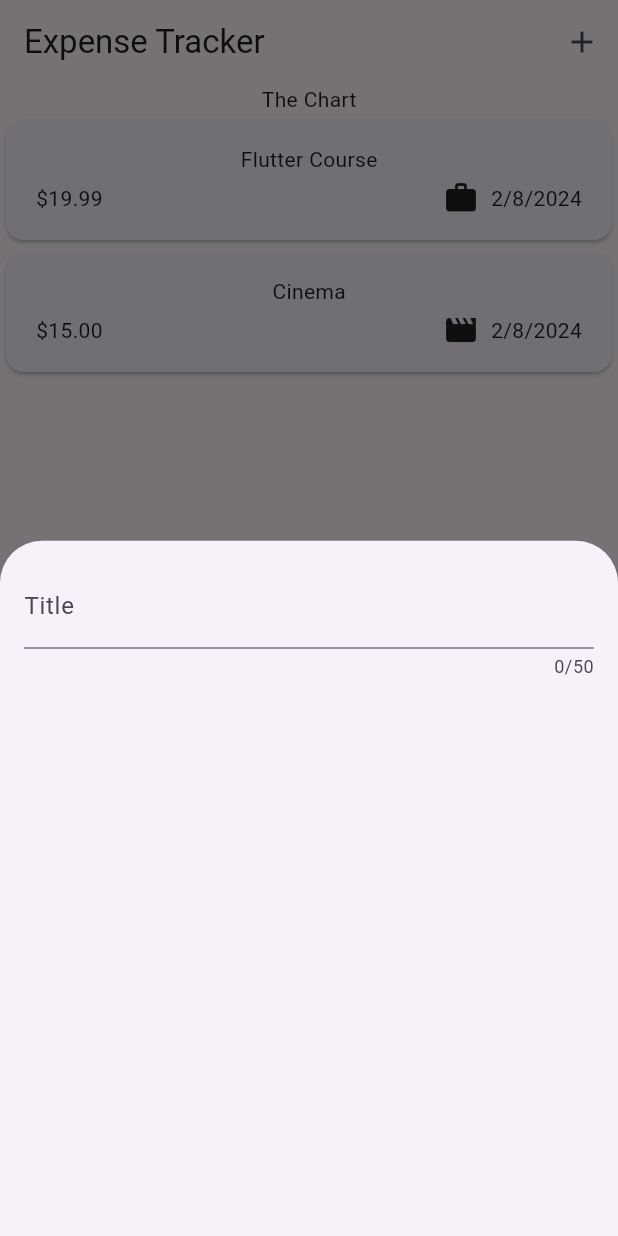
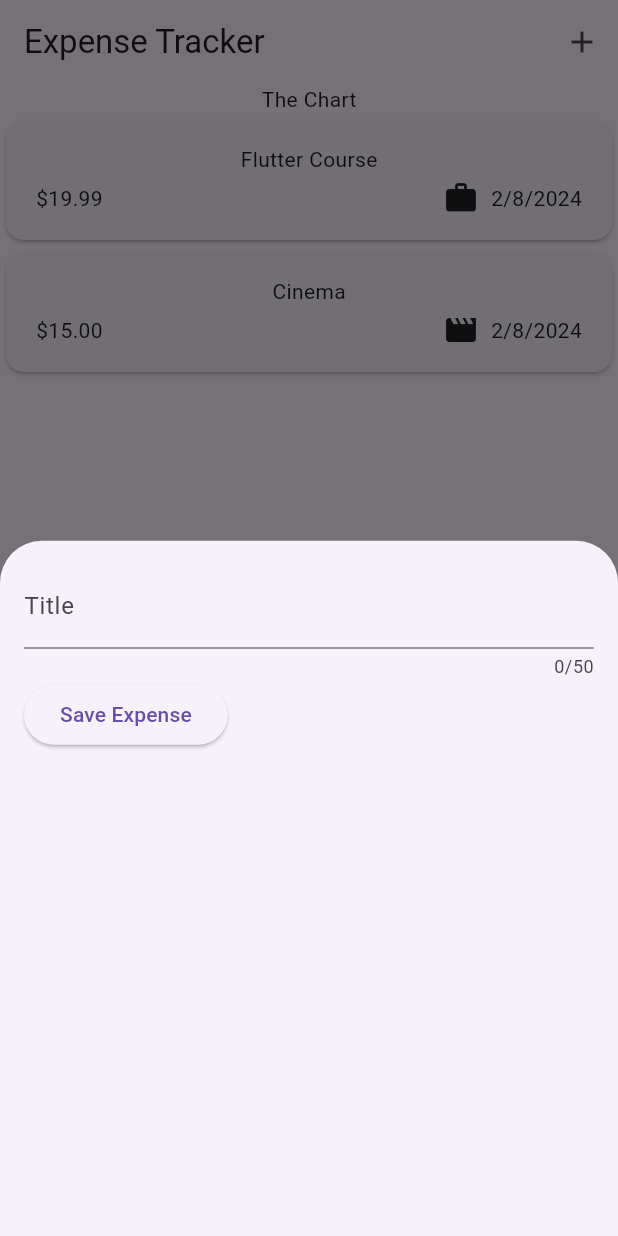
Before and after one commit to AdityaNarayan001/Expense_Monitor_Flutter, a Flutter app: the screen it shows after launch, after a tap on the "add" icon, on a phone screen of 412 x 824 dp. Run offline on Flutter 3.47's test engine with Material 3 defaults, Android fonts, the phone set to English and light mode, and no system bars.

Commit message:
addition of text field, showModalBottomSheet

```diff
--- a/lib/widgets/new_expense.dart
+++ b/lib/widgets/new_expense.dart
@@ -10,18 +10,29 @@ class NewExpense extends StatefulWidget {
 }
 
 class _NewExpenseState extends State<NewExpense> {
+
+  var _enteredTitle = '';
+
+  void _saveTitleInput (String inputValue) {
+    _enteredTitle = inputValue;
+  }
+
   @override
   Widget build(BuildContext context) {
-    return const Padding(
-      padding: EdgeInsets.all(16),
+    return Padding(
+      padding: const EdgeInsets.all(16),
       child: Column(
         children: [
           TextField(
+            onChanged: _saveTitleInput,
             maxLength: 50,
-            decoration: InputDecoration(
+            decoration: const InputDecoration(
               label: Text('Title'),
             ),
           ),
+          Row(children: [ElevatedButton(onPressed: () {
+            print(_enteredTitle);
+          }, child: const Text('Save Expense')),],),
         ],
       ),
     );
```
